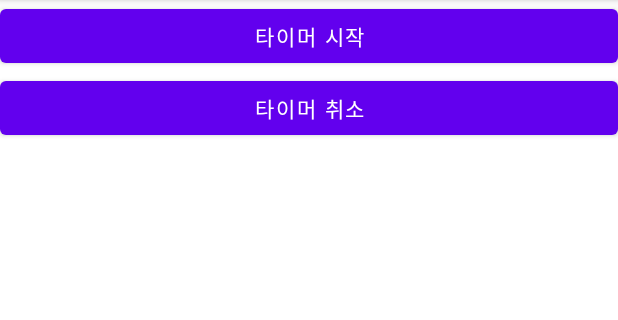
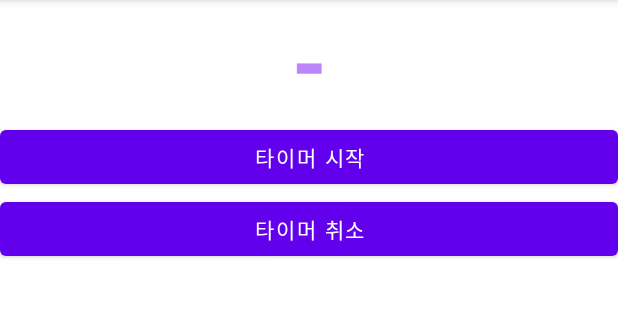
Before and after one commit to akwls/Kotlin_Android, an Android app: the screen it shows after launch (PomodoroActivity), after a tap on "타이머 취소", on a phone screen of 412 x 824 dp, the part 84-404 px from its top. Run offline under Robolectric (Android 15) with nearby library versions, the phone set to English and light mode, and no system bars; 1 other tap on this screen came first.

Commit message:
알림까지 남은 시간을 액티비티 뷰로 표시

```diff
--- a/Pomodoro/app/src/main/java/wikibook/learnandroid/pomodoro/PomodoroActivity.kt
+++ b/Pomodoro/app/src/main/java/wikibook/learnandroid/pomodoro/PomodoroActivity.kt
@@ -1,14 +1,26 @@
 package wikibook.learnandroid.pomodoro
 
+import android.content.BroadcastReceiver
+import android.content.Context
 import android.content.Intent
+import android.content.IntentFilter
+import android.os.Build
 import androidx.appcompat.app.AppCompatActivity
 import android.os.Bundle
 import android.widget.Button
+import android.widget.TextView
+import androidx.annotation.RequiresApi
 
 class PomodoroActivity : AppCompatActivity() {
+    lateinit var remainTime : TextView
+    lateinit var receiver : BroadcastReceiver
+
+    @RequiresApi(Build.VERSION_CODES.M)
     override fun onCreate(savedInstanceState: Bundle?) {
         super.onCreate(savedInstanceState)
         setContentView(R.layout.activity_pomodoro)
+
+        remainTime = findViewById(R.id.remain_time)
 
         findViewById<Button>(R.id.pomodoro_timer_start).setOnClickListener {
             val cancelIntent = Intent(PomodoroService.ACTION_ALARM_CANCEL)
@@ -16,11 +28,43 @@ class PomodoroActivity : AppCompatActivity() {
 
             val dialog = PomodoroTimeSelectFragment()
             dialog.show(supportFragmentManager, "pomodoro_time_select_dialog")
+
+            remainTime.setTextColor(getColor(R.color.purple_200))
         }
 
         findViewById<Button>(R.id.pomodoro_timer_cancel).setOnClickListener {
             val cancelIntent = Intent(PomodoroService.ACTION_ALARM_CANCEL)
             sendBroadcast(cancelIntent)
+
+            remainTime.text = "-"
+
+            remainTime.setTextColor(getColor(R.color.purple_200))
         }
+
+        receiver = object : BroadcastReceiver() {
+            override fun onReceive(p0: Context?, p1: Intent?) {
+                val action = p1?.action
+
+                if(action == PomodoroService.ACTION_REMAIN_TIME_NOTIFY) {
+                    val remainInSec = intent.getLongExtra("count", 0) / 1000
+                    remainTime.text = "${remainInSec / 60}:${String.format("%02d", remainInSec % 60)}"
+
+                    if(remainInSec <= 10) {
+                        remainTime.setTextColor(getColor(R.color.purple_700))
+                    }
+                }
+            }
+        }
+
+        val filter = IntentFilter()
+        filter.addAction(PomodoroService.ACTION_REMAIN_TIME_NOTIFY)
+        registerReceiver(receiver, filter)
+
+    }
+
+    override fun onDestroy() {
+        super.onDestroy()
+
+        unregisterReceiver(receiver)
     }
 }
--- a/Pomodoro/app/src/main/java/wikibook/learnandroid/pomodoro/PomodoroService.kt
+++ b/Pomodoro/app/src/main/java/wikibook/learnandroid/pomodoro/PomodoroService.kt
@@ -126,6 +126,8 @@ class PomodoroService : Service() {
         alarmManager.cancel(alarmBroadcastIntent)
 
         unregisterReceiver(receiver)
+
+        cancelRemainTimeNotifyTimer()
     }
 
 
--- a/Pomodoro/app/src/main/res/layout/activity_pomodoro.xml
+++ b/Pomodoro/app/src/main/res/layout/activity_pomodoro.xml
@@ -6,6 +6,15 @@
     android:layout_height="match_parent"
     tools:context=".PomodoroActivity"
     android:orientation="vertical">
+
+    <TextView
+        android:layout_width="match_parent"
+        android:layout_height="wrap_content"
+        android:id="@+id/remain_time"
+        android:text="-"
+        android:textSize="60dp"
+        android:gravity="center"
+        android:textStyle="bold" />
 
     <Button
         android:layout_width="match_parent"
```
